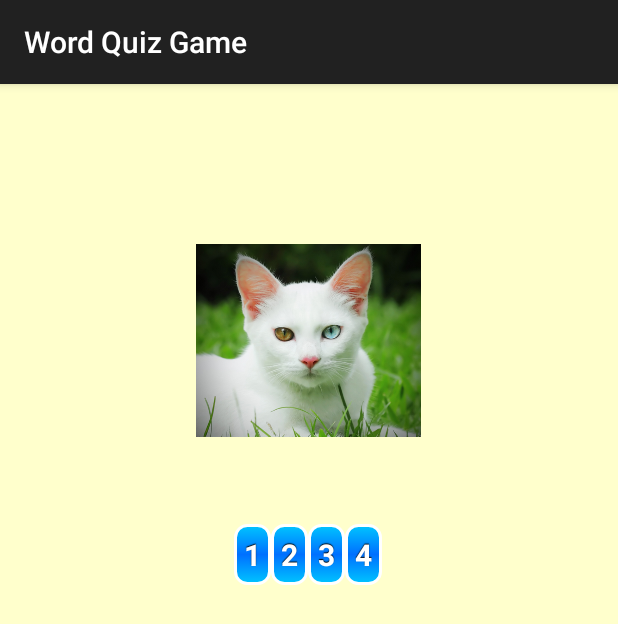
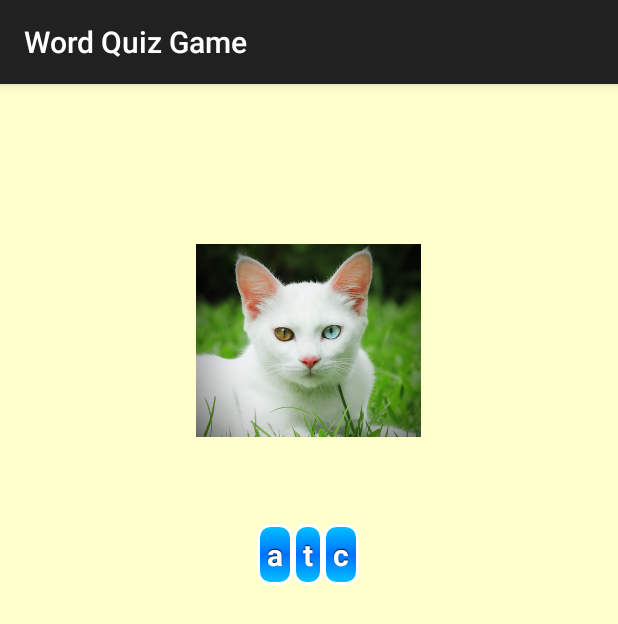
Before and after one commit to masterUNG/WordQuizGame, an Android app: the Game3Activity screen opened directly, with no data from a screen before it, on a phone screen of 412 x 824 dp. Shown: the top 624 px of the screen. Run offline under Robolectric (Android 15) with nearby library versions, the phone set to English and light mode, and no system bars.

Commit message:
Random Button Finish

```diff
--- a/app/src/main/java/com/example/wordquizgame/Game3Activity.java
+++ b/app/src/main/java/com/example/wordquizgame/Game3Activity.java
@@ -15,6 +15,7 @@ public class Game3Activity extends ActionBarActivity {
     private TextView textView;
     private LinearLayout linearLayout;
     private int[] questionImageInts;
+    private String[] answerStrings, chooseStrings;
 
     @Override
     protected void onCreate(Bundle savedInstanceState) {
@@ -29,6 +30,8 @@ public class Game3Activity extends ActionBarActivity {
         //Get Data
         MyDataImage myDataImage = new MyDataImage();
         questionImageInts = myDataImage.questionImageInts;
+        answerStrings = myDataImage.answerStrings;
+        chooseStrings = myDataImage.chooseStrings;
 
         //Show Question Image
         showQuestionImage(0);
@@ -37,21 +40,24 @@ public class Game3Activity extends ActionBarActivity {
         clearAnswer();
 
         //Create Button
-        createButton(4);
+        createButton(0);
 
     }   // Main Method
 
-    private void createButton(int intButton) {
+    private void createButton(int intIndex) {
+
+        char[] answerChars = chooseStrings[intIndex].toCharArray();
+
 
         LinearLayout.LayoutParams layoutParams = new LinearLayout
                 .LayoutParams(ViewGroup.LayoutParams.WRAP_CONTENT,
                 ViewGroup.LayoutParams.WRAP_CONTENT);
 
-        for (int i = 0; i < intButton; i++) {
+        for (int i = 0; i < answerChars.length; i++) {
 
             Button button = new Button(this);
             button.setId(i + 1);
-            button.setText(Integer.toString(i+1));
+            button.setText(String.valueOf(answerChars[i]));
 
             linearLayout.addView(button);
 
--- a/app/src/main/java/com/example/wordquizgame/MyDataImage.java
+++ b/app/src/main/java/com/example/wordquizgame/MyDataImage.java
@@ -28,4 +28,15 @@ public class MyDataImage {
             "hand",
             "mouth"};
 
+        public String[] chooseStrings = {"atc",
+                "ogd",
+                "lpdoinh",
+                "ram",
+                "rae",
+                "yee",
+                "tofo",
+                "iarh",
+                "nadh",
+                "thmuo"};
+
 }   // Main Class
```
